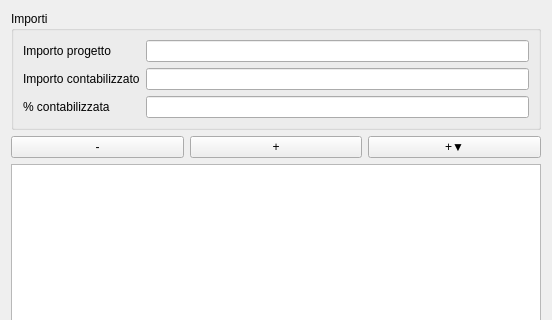
Above: qcostgui/accountinglstreegui.ui from mickele77/qcost before the change; both pictures show x 0 to 552 and y 0 to 320 of the 552 by 470 pixel window. Below: the same form after it.
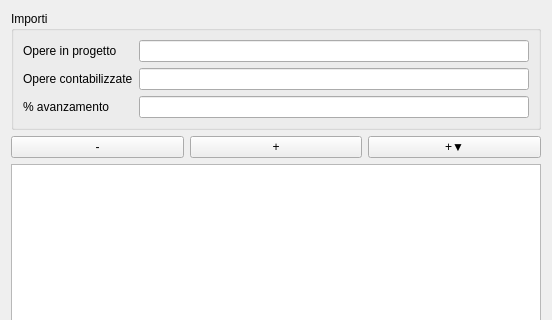
That is the form after the change.

Commit message:
Risolto bug nei font del libretto delle misure - Completata GUI opere a corpo
Risolti alcuni problemi nei font di visualizzazione delle righe  del
libretto delle misure.
Effettuato collegamento sugli importi complessivi nell'interfaccia
grafica per opere a corpo.

Diff of the .ui file:
```diff
--- a/qcostgui/accountinglstreegui.ui
+++ b/qcostgui/accountinglstreegui.ui
@@ -27,7 +27,7 @@
        <item row="1" column="0">
         <widget class="QLabel" name="totalAmountAccountedLabel">
          <property name="text">
-          <string>Importo contabilizzato</string>
+          <string>Opere contabilizzate</string>
          </property>
         </widget>
        </item>
@@ -54,14 +54,14 @@
        <item row="0" column="0">
         <widget class="QLabel" name="totalAmountLabel">
          <property name="text">
-          <string>Importo progetto</string>
+          <string>Opere in progetto</string>
          </property>
         </widget>
        </item>
        <item row="2" column="0">
         <widget class="QLabel" name="percentageAccountedLabel">
          <property name="text">
-          <string>% contabilizzata</string>
+          <string>% avanzamento</string>
          </property>
         </widget>
        </item>
```
The commit also changes 8 other files.
